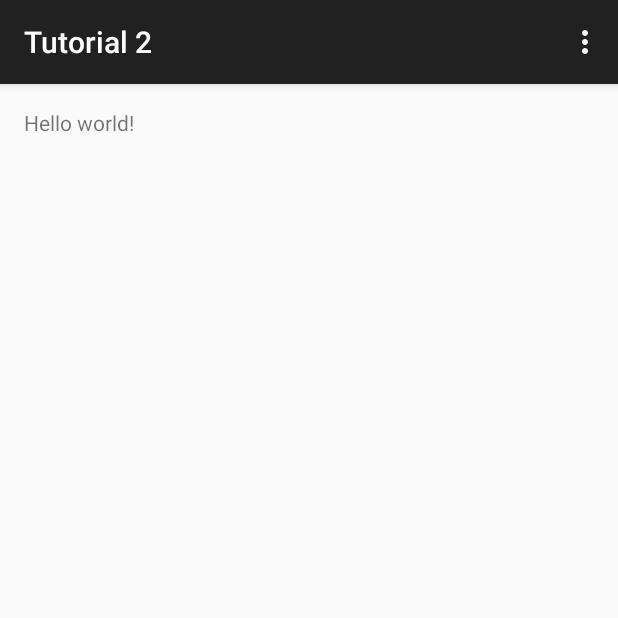
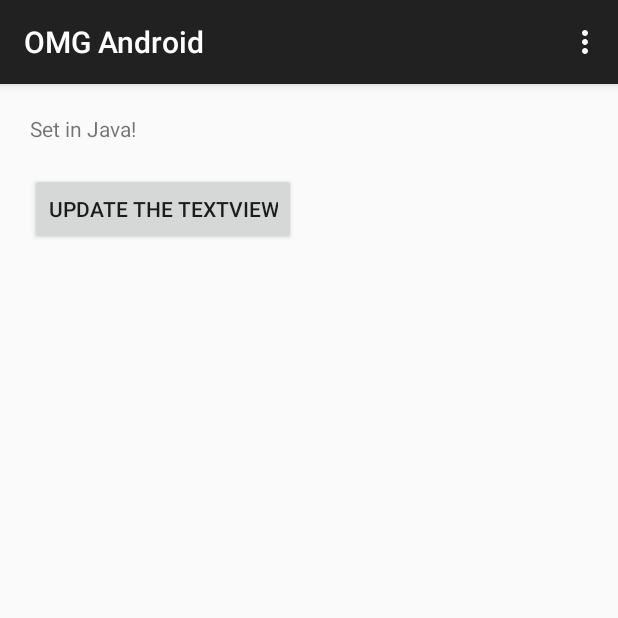
Before and after one commit to mesmit22/CIS-490-Program-2-Tutorial, an Android app: the screen it shows after launch (MainActivity), on a phone screen of 412 x 824 dp, the top half of it. Run offline under Robolectric (Android 15) with nearby library versions, the phone set to English and light mode, and no system bars.

Commit message:
Added TextView and Button

```diff
--- a/Tutorial2/app/src/main/java/com/marksmith/tutorial2/MainActivity.java
+++ b/Tutorial2/app/src/main/java/com/marksmith/tutorial2/MainActivity.java
@@ -4,13 +4,19 @@ import android.support.v7.app.AppCompatActivity;
 import android.os.Bundle;
 import android.view.Menu;
 import android.view.MenuItem;
+import android.widget.Button;
+import android.widget.TextView;
 
 public class MainActivity extends AppCompatActivity {
+    TextView mainTextView;
+    Button mainButton;
 
     @Override
     protected void onCreate(Bundle savedInstanceState) {
         super.onCreate(savedInstanceState);
         setContentView(R.layout.activity_main);
+        mainTextView = (TextView)findViewById(R.id.nain_textview);
+        mainTextView.setText("Set in Java!");
     }
 
     @Override
--- a/Tutorial2/app/src/main/res/layout/activity_main.xml
+++ b/Tutorial2/app/src/main/res/layout/activity_main.xml
@@ -1,16 +1,23 @@
-<RelativeLayout xmlns:android="http://schemas.android.com/apk/res/android"
+<LinearLayout xmlns:android="http://schemas.android.com/apk/res/android"
                 xmlns:tools="http://schemas.android.com/tools"
                 android:layout_width="match_parent"
                 android:layout_height="match_parent"
-                android:paddingLeft="@dimen/activity_horizontal_margin"
-                android:paddingRight="@dimen/activity_horizontal_margin"
-                android:paddingTop="@dimen/activity_vertical_margin"
-                android:paddingBottom="@dimen/activity_vertical_margin"
+                android:orientation="vertical"
                 tools:context=".MainActivity">
 
     <TextView
-        android:text="@string/hello_world"
+        android:id="@+id/nain_textview"
+        android:layout_marginTop="20dp"
+        android:layout_marginLeft="20dp"
         android:layout_width="wrap_content"
-        android:layout_height="wrap_content"/>
+        android:layout_height="wrap_content"
+        android:text="@string/textview"/>
+    <Button
+        android:id="@+id/main_button"
+        android:layout_width="wrap_content"
+        android:layout_height="wrap_content"
+        android:layout_marginLeft="20dp"
+        android:layout_marginTop="20dp"
+        android:text="@string/button"/>
 
-</RelativeLayout>
+</LinearLayout>
--- a/Tutorial2/app/src/main/res/values/strings.xml
+++ b/Tutorial2/app/src/main/res/values/strings.xml
@@ -1,6 +1,7 @@
 <resources>
-    <string name="app_name">Tutorial 2</string>
+    <string name="app_name">OMG Android</string>
 
-    <string name="hello_world">Hello world!</string>
+    <string name="textview">Hello world!</string>
     <string name="action_settings">Settings</string>
+    <string name="button">Update the TextView</string>
 </resources>
```
Also changed, not shown: 2 other files.
